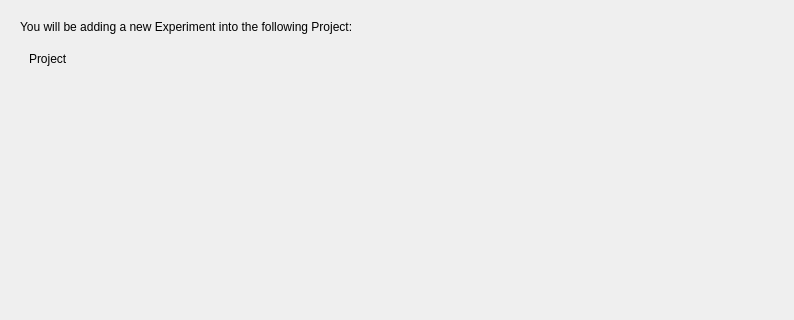
This is ime/ui/ui_add_files_wizard_skip.ui in UoA-eResearch/mytardis_ime as Qt 5 draws it before an edit; both pictures show x 0 to 794 and y 0 to 320 of the 794 by 664 pixel window. The edited form follows.
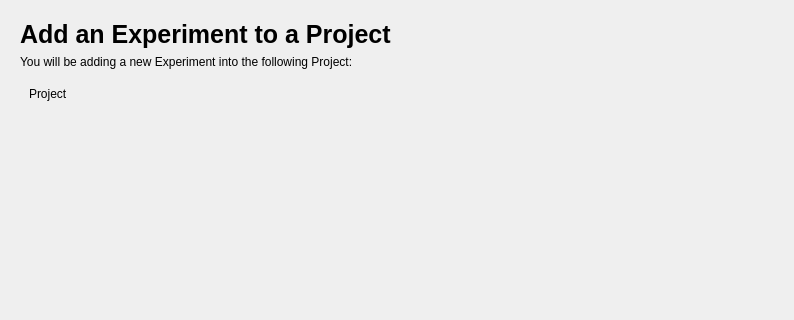
This is the edited form. Custom widgets are drawn as their Qt base class.

Commit message: Add headings for skip wizard pages

```diff
--- a/ime/ui/ui_add_files_wizard_skip.ui
+++ b/ime/ui/ui_add_files_wizard_skip.ui
@@ -18,6 +18,20 @@
     <string notr="true">2</string>
    </attribute>
    <layout class="QVBoxLayout" name="verticalLayout_2">
+    <item>
+     <widget class="QLabel" name="label_9">
+      <property name="font">
+       <font>
+        <pointsize>19</pointsize>
+        <weight>75</weight>
+        <bold>true</bold>
+       </font>
+      </property>
+      <property name="text">
+       <string>Add an Experiment to a Project</string>
+      </property>
+     </widget>
+    </item>
     <item>
      <widget class="QLabel" name="label">
       <property name="text">
```
Left out of the diff: 126 changed lines with no effect on the pictures. The commit also changes 3 other files.
